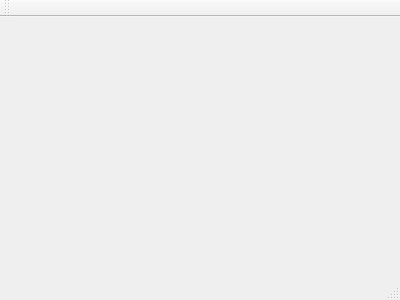
Old version of the form untitled/mainwindow.ui in the repository CS4076Rplay/CS4076.
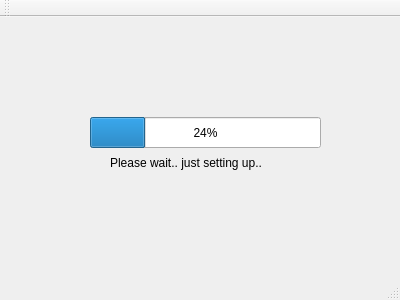
New version of the form.

What changed in the file:
```diff
--- a/untitled/mainwindow.ui
+++ b/untitled/mainwindow.ui
@@ -12,13 +12,58 @@
   <property name="windowTitle" >
    <string>MainWindow</string>
   </property>
-  <widget class="QMenuBar" name="menuBar" />
-  <widget class="QToolBar" name="mainToolBar" />
-  <widget class="QWidget" name="centralWidget" />
-  <widget class="QStatusBar" name="statusBar" />
+  <widget class="QWidget" name="centralWidget">
+   <widget class="QProgressBar" name="progress">
+    <property name="geometry">
+     <rect>
+      <x>90</x>
+      <y>100</y>
+      <width>231</width>
+      <height>31</height>
+     </rect>
+    </property>
+    <property name="styleSheet">
+     <string notr="true"/>
+    </property>
+    <property name="value">
+     <number>24</number>
+    </property>
+   </widget>
+   <widget class="QLabel" name="waiting">
+    <property name="geometry">
+     <rect>
+      <x>110</x>
+      <y>130</y>
+      <width>211</width>
+      <height>31</height>
+     </rect>
+    </property>
+    <property name="text">
+     <string>Please wait.. just setting up..</string>
+    </property>
+   </widget>
+  </widget>
+  <widget class="QMenuBar" name="menuBar">
+   <property name="geometry">
+    <rect>
+     <x>0</x>
+     <y>0</y>
+     <width>400</width>
+     <height>26</height>
+    </rect>
+   </property>
+  </widget>
+  <widget class="QToolBar" name="mainToolBar">
+   <attribute name="toolBarArea">
+    <enum>TopToolBarArea</enum>
+   </attribute>
+   <attribute name="toolBarBreak">
+    <bool>false</bool>
+   </attribute>
+  </widget>
+  <widget class="QStatusBar" name="statusBar"/>
  </widget>
- <layoutDefault spacing="6" margin="11" />
- <pixmapfunction></pixmapfunction>
+ <layoutdefault spacing="6" margin="11"/>
  <resources/>
  <connections/>
 </ui>
```
Left out of the diff: 7 changed lines with no effect on the pictures.
